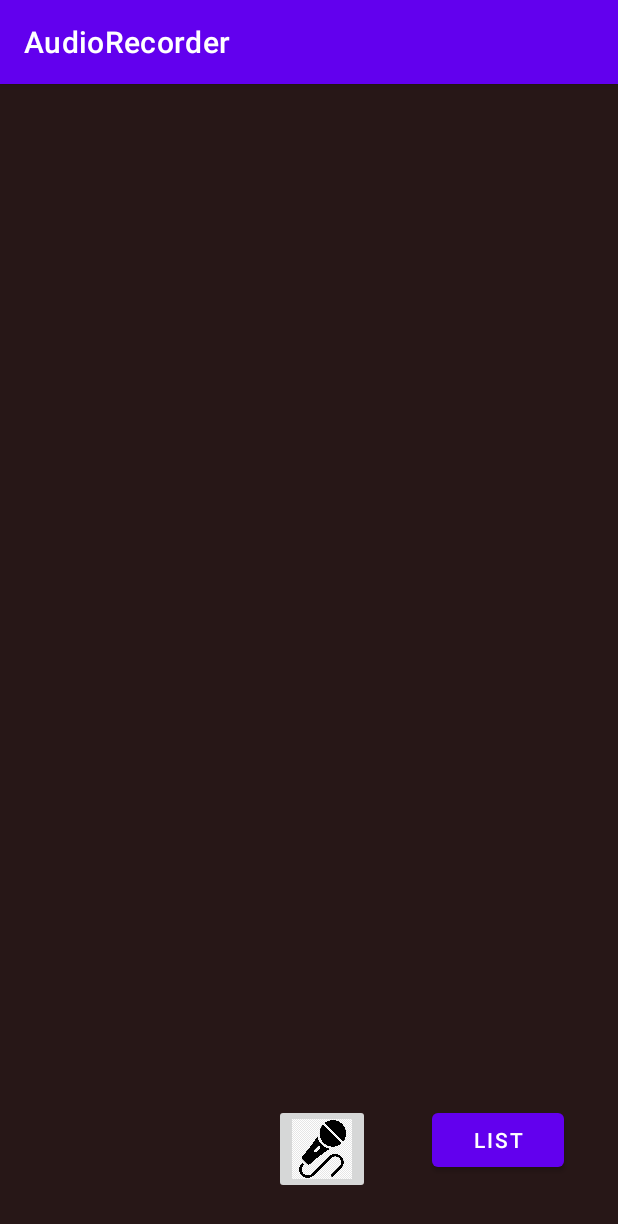
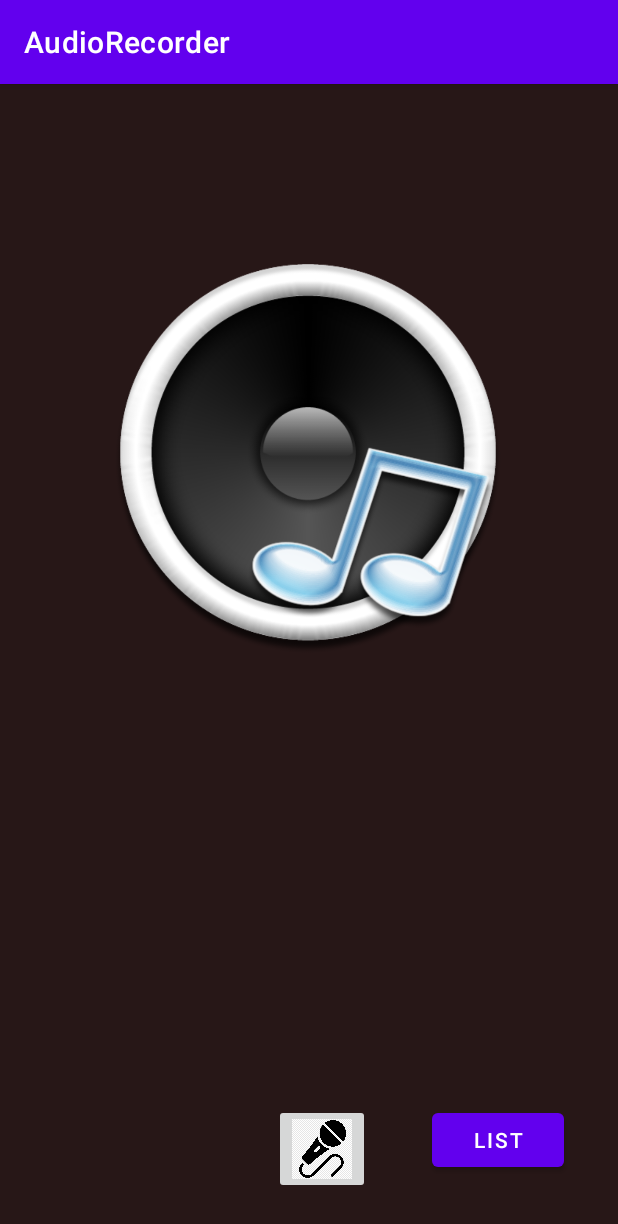
Before and after one commit to ayushsingh01042003/Sem-3-AudioRecorder-Java, an Android app: the screen it shows after launch (MainActivity), on a phone screen of 412 x 824 dp. Shown: the top 1224 px of the screen. Run offline under Robolectric (Android 15) with nearby library versions, the phone set to English and light mode, and no system bars.

Commit message:
finished UI and project completed

```diff
--- a/app/src/main/res/layout/activity_main.xml
+++ b/app/src/main/res/layout/activity_main.xml
@@ -34,4 +34,15 @@
         app:layout_constraintHorizontal_bias="0.535"
         app:layout_constraintStart_toEndOf="@+id/micButton" />
 
+    <ImageView
+        android:id="@+id/imageView"
+        android:layout_width="265dp"
+        android:layout_height="259dp"
+        android:layout_marginTop="120dp"
+        app:layout_constraintEnd_toEndOf="parent"
+        app:layout_constraintHorizontal_bias="0.495"
+        app:layout_constraintStart_toStartOf="parent"
+        app:layout_constraintTop_toTopOf="parent"
+        app:srcCompat="@drawable/appimage" />
+
 </androidx.constraintlayout.widget.ConstraintLayout>
```
Also changed, not shown: app/src/main/res/drawable/appimage.png (added).
